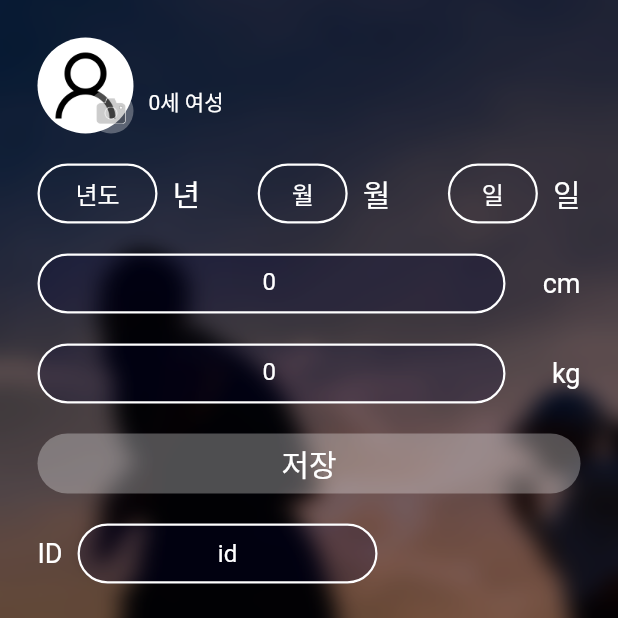
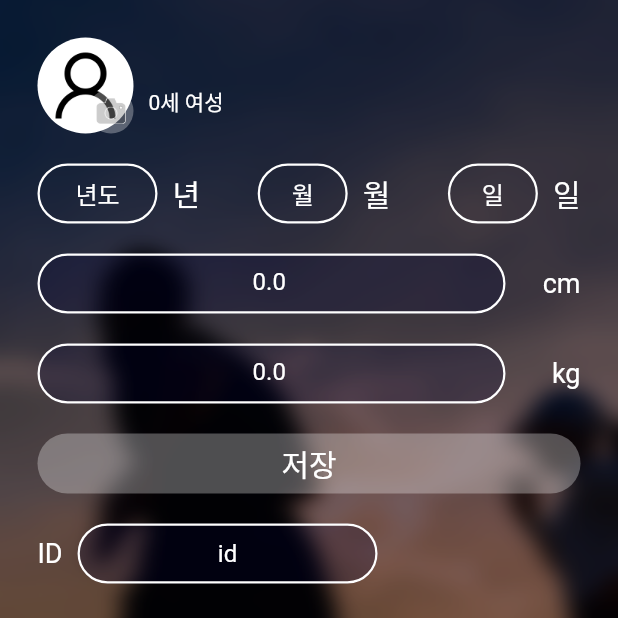
Before and after one commit to plustonic-yong/three_youth_app, a Flutter app: the MainScreen screen opened by its route, item 3 of the bottom bar chosen, on a phone screen of 412 x 824 dp, the top half of it. Run offline on Flutter 3.47's test engine with Material 2 defaults, Android fonts, the phone set to English and light mode, and no system bars; our stand-ins replace dots_indicator, firebase_auth, firebase_core, fl_chart, flutter_blue, flutter_datetime_picker and 9 more; missing offline and left inert: flutter_naver_login, flutter_reactive_ble, http_interceptor, kakao_flutter_sdk_user; accounts and stored records are empty; Roboto replaces fonts that are missing (NotoSansCJKkr); statements that could not run were skipped.

```diff
--- a/lib/models/user_model.dart
+++ b/lib/models/user_model.dart
@@ -1,9 +1,11 @@
+import 'dart:developer';
+
 class UserModel {
   final String name;
   final String birth;
   final String gender;
-  final int height;
-  final int weight;
+  final double height;
+  final double weight;
   final String imgUrl;
   final String code;
 
@@ -20,9 +22,9 @@ class UserModel {
   factory UserModel.fromJson(Map<String, dynamic> json) => UserModel(
         name: json['name'] ?? '',
         birth: json['birth'] ?? '',
-        gender: json['gender'] ?? '',
-        height: json['height'] ?? 0,
-        weight: json['weight'] ?? 0,
+        gender: json['gender'] ?? 'M',
+        height: double.parse(json['height']),
+        weight: double.parse(json['weight']),
         imgUrl: json['imgUrl'] ?? '',
         code: json['code'] ?? '',
       );
--- a/lib/providers/user_provider.dart
+++ b/lib/providers/user_provider.dart
@@ -45,7 +45,9 @@ class UserProvider extends ChangeNotifier {
     int statusCode = response!.statusCode;
     if (statusCode == 200) {
       final data = json.decode(utf8.decode(response.bodyBytes));
+      log('user data: $data');
       UserModel userInfo = UserModel.fromJson(data);
+      log('user model: $userInfo');
       _userInfo = userInfo;
       _height = _userInfo!.height.toString();
       _weight = _userInfo!.weight.toString();
@@ -55,6 +57,7 @@ class UserProvider extends ChangeNotifier {
       String? refreshToken = pref.getString('refreshToken');
       await ApiAuth.getTokenService(refreshToken: refreshToken!);
       final data = json.decode(utf8.decode(response.bodyBytes));
+      log('user data: $data');
       UserModel userInfo = UserModel.fromJson(data);
       _userInfo = userInfo;
       notifyListeners();
--- a/lib/screens/profile_setting/components/profile_setting_height_input_form.dart
+++ b/lib/screens/profile_setting/components/profile_setting_height_input_form.dart
@@ -9,7 +9,7 @@ class ProfileSettingHeightInputForm extends StatelessWidget {
   Widget build(BuildContext context) {
     double _screenWidth = MediaQuery.of(context).size.width;
     double _screenHeight = MediaQuery.of(context).size.height;
-    int? _height = context.watch<UserProvider>().userInfo!.height;
+    double? _height = context.watch<UserProvider>().userInfo!.height;
 
     return Row(
       mainAxisAlignment: MainAxisAlignment.spaceBetween,
--- a/lib/screens/profile_setting/components/profile_setting_weight_input_form.dart
+++ b/lib/screens/profile_setting/components/profile_setting_weight_input_form.dart
@@ -9,7 +9,7 @@ class ProfileSettingWeightInputForm extends StatelessWidget {
   Widget build(BuildContext context) {
     double _screenWidth = MediaQuery.of(context).size.width;
     double _screenHeight = MediaQuery.of(context).size.height;
-    int? _weight = context.watch<UserProvider>().userInfo!.weight;
+    double? _weight = context.watch<UserProvider>().userInfo!.weight;
     return Row(
       mainAxisAlignment: MainAxisAlignment.spaceBetween,
       children: [
```
Also changed, not shown: lib/providers/auth_provider.dart (+35 -9 lines), lib/screens/signup/signup_screen.dart (+37 -0 lines), lib/services/api/api_auth.dart (+30 -0 lines).
